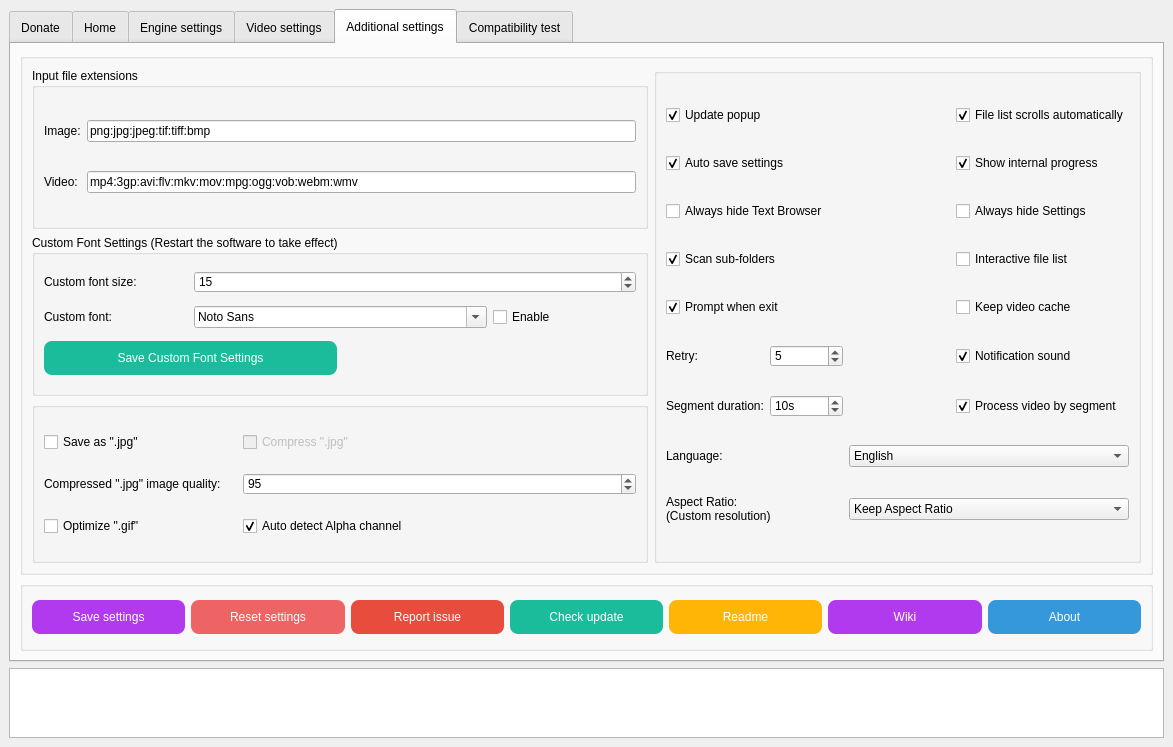
First picture: the form in SRC/Waifu2x-Extension-QT/mainwindow.ui, repository AaronFeng753/Waifu2x-Extension-GUI, before the edit.
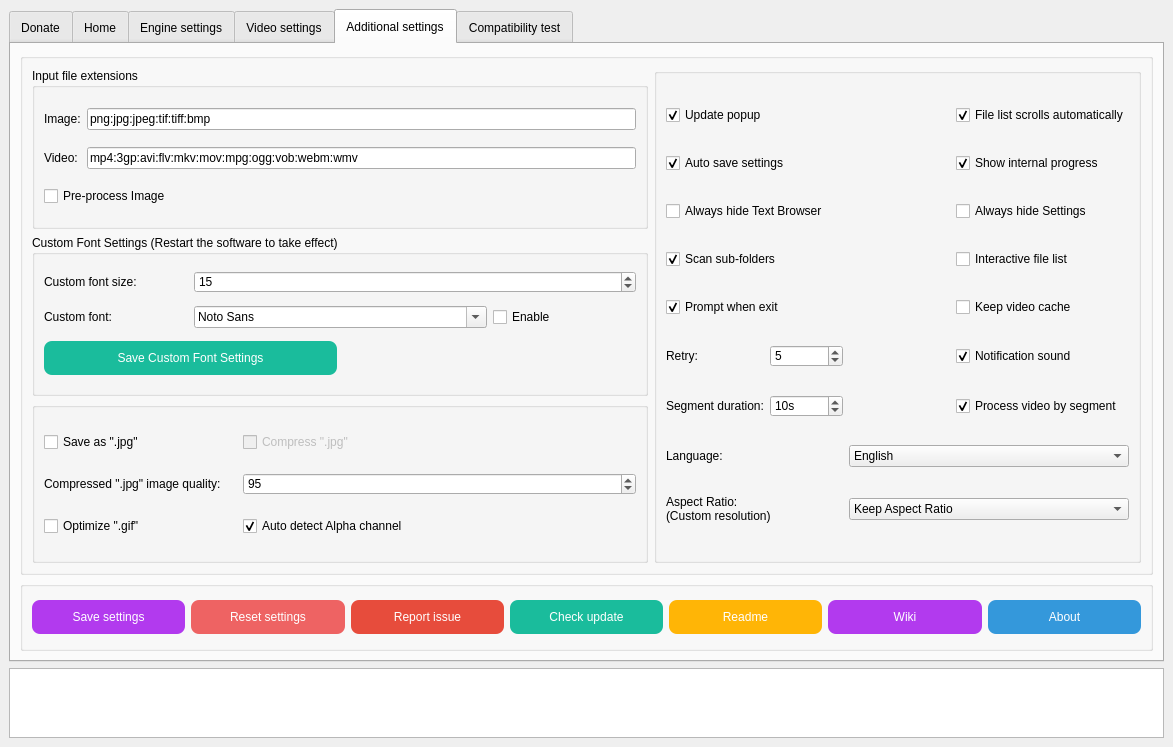
Second picture: the form after the edit. The open tabs and pages were chosen to show the change. Icons and pictures are not drawn.

The edit to the form file:
```diff
--- a/SRC/Waifu2x-Extension-QT/mainwindow.ui
+++ b/SRC/Waifu2x-Extension-QT/mainwindow.ui
@@ -4103,6 +4103,18 @@
                 </property>
                </widget>
               </item>
+              <item row="2" column="0" colspan="2">
+               <widget class="QCheckBox" name="checkBox_PreProcessImage">
+                <property name="toolTip">
+                 <string>Convert every image to PNG before processing it.
+Enabling this option will improve compatibility. However, it will
+increase the time and storage space required to process image.</string>
+                </property>
+                <property name="text">
+                 <string>Pre-process Image</string>
+                </property>
+               </widget>
+              </item>
              </layout>
             </widget>
            </item>
```
Left out of the diff: 46 changed lines with no effect on the pictures.
